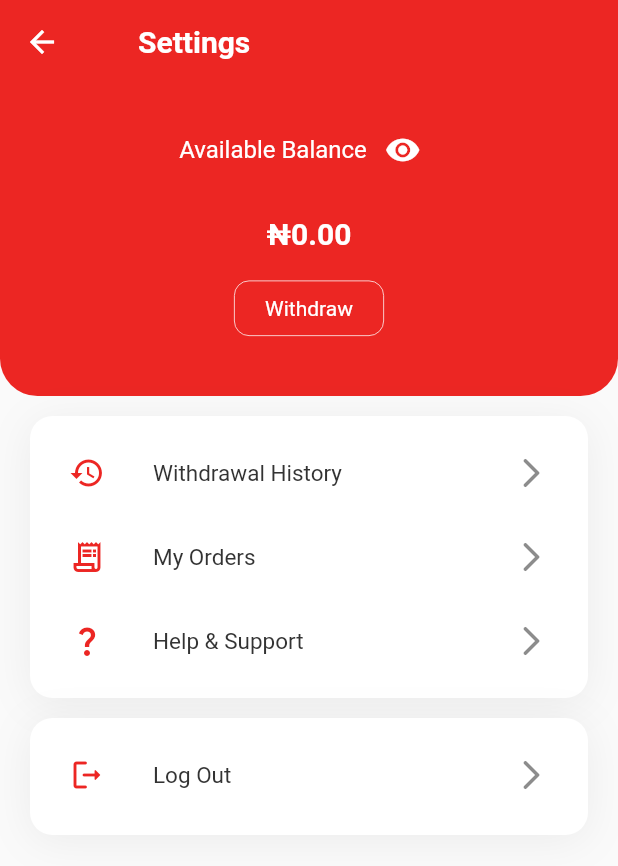
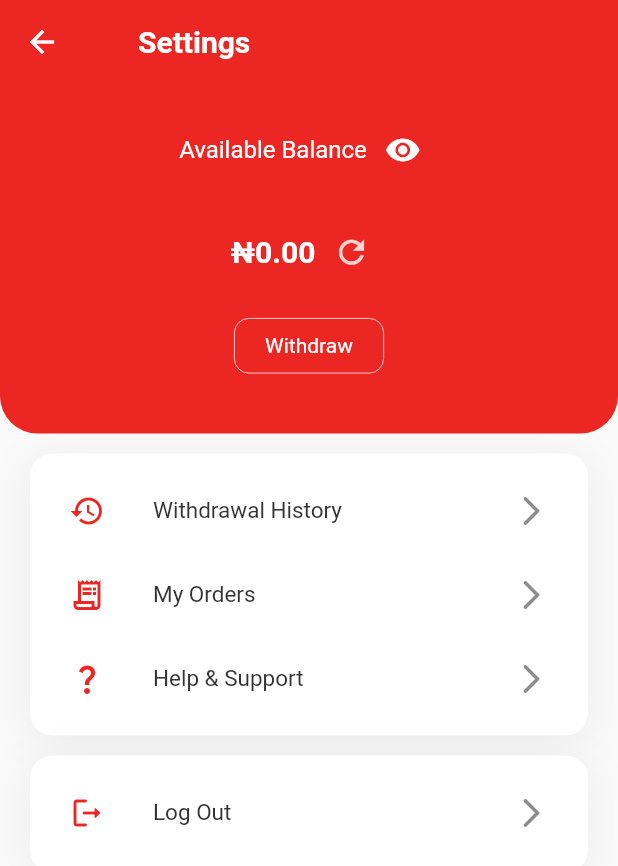
Before and after one commit to bomach-group-company/benji_rider, a Flutter app: the SettingsPage screen opened directly, on a phone screen of 412 x 824 dp. Shown: the top 866 px of the screen. Run offline on Flutter 3.47's test engine with Material 2 defaults, Android fonts, the phone set to English and light mode, and no system bars; our stand-ins replace cached_network_image, fl_chart, flutter_layout_grid, flutter_pw_validator, flutter_spinkit, font_awesome_flutter and 11 more; missing offline and left inert: flutter_polyline_points; accounts and stored records are empty; network calls fail; Roboto replaces fonts that are missing (Sen, sen); project files that could hold a hidden picture were left out.

Commit message:
added balance refresh with refetches the user

```diff
--- a/lib/repo/controller/order_controller.dart
+++ b/lib/repo/controller/order_controller.dart
@@ -24,7 +24,7 @@ class OrderController extends GetxController {
   var isLoadMore = false.obs;
   var loadNum = 10.obs;
   var total = 0.obs;
-  var status = StatusType.delivered.obs;
+  var status = StatusType.pending.obs;
 
   deleteCachedOrders() {
     vendorsOrderList.value = <DeliveryModel>[];
@@ -32,7 +32,7 @@ class OrderController extends GetxController {
     isLoadMore.value = false;
     loadNum.value = 10;
     total.value = 0;
-    status.value = StatusType.delivered;
+    status.value = StatusType.pending;
   }
 
   resetOrders() async {
@@ -75,7 +75,7 @@ class OrderController extends GetxController {
     late String token;
     String id = UserController.instance.user.value.id.toString();
     var url =
-        "${Api.baseUrl}/drivers/completeDeliveryRequestStatus/$id/${statusTypeConverter(status.value)}";
+        "${Api.baseUrl}/drivers/getTasksByStatus/$id/${statusTypeConverter(status.value)}?start=0&end=100";
     token = UserController.instance.user.value.token;
     http.Response? response = await HandleData.getApi(url, token);
     var responseData = await ApiProcessorController.errorState(response);
@@ -86,7 +86,7 @@ class OrderController extends GetxController {
     }
     List<DeliveryModel> data = [];
     try {
-      data = (jsonDecode(responseData) as List)
+      data = (jsonDecode(responseData)['items'] as List)
           .map((e) => DeliveryModel.fromJson(e))
           .toList();
       vendorsOrderList.value = data;
--- a/lib/repo/controller/tasks_controller.dart
+++ b/lib/repo/controller/tasks_controller.dart
@@ -33,6 +33,7 @@ class TasksController extends GetxController {
   }
 
   Future acceptTask(id) async {
+    print('acceptTask');
     isLoading.value = true;
     update();
     final response = await http.put(
@@ -52,6 +53,8 @@ class TasksController extends GetxController {
   }
 
   Future rejectTask(id) async {
+    print('rejectTask');
+
     isLoading.value = true;
     update();
     final response = await http.put(
--- a/lib/repo/controller/user_controller.dart
+++ b/lib/repo/controller/user_controller.dart
@@ -82,7 +82,6 @@ class UserController extends GetxController {
     final user = UserController.instance.user.value;
     http.Response? responseUserData = await HandleData.getApi(
         '${Api.baseUrl}${Api.getSpecificRider}${user.id}/', user.token);
-
     if (responseUserData?.statusCode != 200) {
       ApiProcessorController.errorSnack("Failed to refresh");
       isLoading.value = false;
--- a/lib/repo/models/delivery_model.dart
+++ b/lib/repo/models/delivery_model.dart
@@ -29,7 +29,7 @@ class DeliveryModel {
       deliveryStatus: json["delivery_status"] ?? "PEND",
       order: Order.fromJson(json["orders"]),
       createdDate: json["created_date"] ?? '',
-      deliveredDate: json["delivered_date"] ?? '',
+      deliveredDate: json["delivered_date_time"] ?? '',
     );
   }
 }
--- a/lib/repo/utils/helpers.dart
+++ b/lib/repo/utils/helpers.dart
@@ -156,5 +156,5 @@ String statusTypeConverter(StatusType statusType) {
   if (statusType == StatusType.cancelled) {
     return "cancelled";
   }
-  return "completed";
+  return "pending";
 }
--- a/lib/src/widget/section/profile_first_half.dart
+++ b/lib/src/widget/section/profile_first_half.dart
@@ -73,6 +73,7 @@ class _ProfileFirstHalfState extends State<ProfileFirstHalf> {
 
   Column profileHead(data) {
     return Column(
+      crossAxisAlignment: CrossAxisAlignment.center,
       mainAxisAlignment: MainAxisAlignment.center,
       children: [
         Row(
@@ -97,9 +98,22 @@ class _ProfileFirstHalfState extends State<ProfileFirstHalf> {
           ],
         ),
         kSizedBox,
+        Row(
+          mainAxisAlignment: MainAxisAlignment.center,
+          children: [
             GetBuilder<UserController>(
               init: UserController(),
-          builder: (controller) => Text.rich(
+              builder: (controller) => controller.isLoading.value
+                  ? Text(
+                      'Loading...',
+                      style: TextStyle(
+                        color: kTextWhiteColor.withOpacity(0.8),
+                        fontSize: 20,
+                        fontFamily: 'sen',
+                        fontWeight: FontWeight.w600,
+                      ),
+                    )
+                  : Text.rich(
                       TextSpan(
                         children: [
                           TextSpan(
@@ -124,6 +138,21 @@ class _ProfileFirstHalfState extends State<ProfileFirstHalf> {
                         ],
                       ),
                     ),
+            ),
+            IconButton(
+              icon: const Icon(Icons.refresh),
+              onPressed: () async {
+                await UserController.instance.getUser();
+              },
+              color: kTextWhiteColor.withOpacity(0.8),
+              iconSize: 25.0,
+              tooltip: 'Refresh',
+              padding: const EdgeInsets.all(10.0),
+              splashRadius: 20.0,
+              splashColor: Colors.blue,
+              highlightColor: Colors.transparent,
+            ),
+          ],
         ),
         kSizedBox,
         InkWell(
```
Also changed, not shown: lib/src/widget/card/earning_container.dart (+30 -2 lines). Lines whose indentation alone changed are shown as unchanged.
